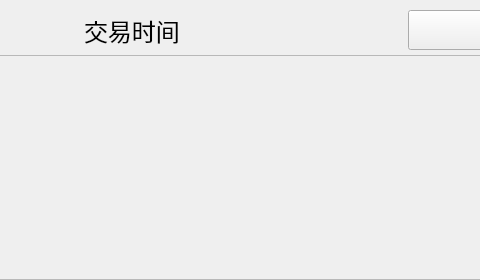
Before: the Qt Designer form app/Ticker/features/homePage/homepage.ui in Cohen0415/YunQue-Ticker, drawn with Qt 5; both pictures show x 656 to 1136 and y 0 to 280 of the 1272 by 280 pixel window.
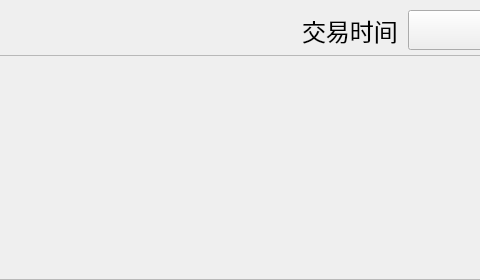
After: the same form once the commit is applied.

Commit message: update: qt: 严格按照交易市场规则来设置 titleLabel 提示语

Diff of the .ui file:
```diff
--- a/app/Ticker/features/homePage/homepage.ui
+++ b/app/Ticker/features/homePage/homepage.ui
@@ -63,7 +63,7 @@
      </property>
      <layout class="QHBoxLayout" name="horizontalLayout_3">
       <property name="spacing">
-       <number>0</number>
+       <number>10</number>
       </property>
       <property name="leftMargin">
        <number>15</number>
@@ -214,9 +214,6 @@
         <property name="orientation">
          <enum>Qt::Horizontal</enum>
         </property>
-        <property name="sizeType">
-         <enum>QSizePolicy::Expanding</enum>
-        </property>
         <property name="sizeHint" stdset="0">
          <size>
           <width>40</width>
@@ -237,19 +234,6 @@
         </property>
        </widget>
       </item>
-      <item>
-       <spacer name="horizontalSpacer_2">
-        <property name="orientation">
-         <enum>Qt::Horizontal</enum>
-        </property>
-        <property name="sizeHint" stdset="0">
-         <size>
-          <width>40</width>
-          <height>20</height>
-         </size>
-        </property>
-       </spacer>
-      </item>
       <item>
        <widget class="QWidget" name="widget_2" native="true">
         <property name="sizePolicy">
```
The commit also changes 1 other file.
